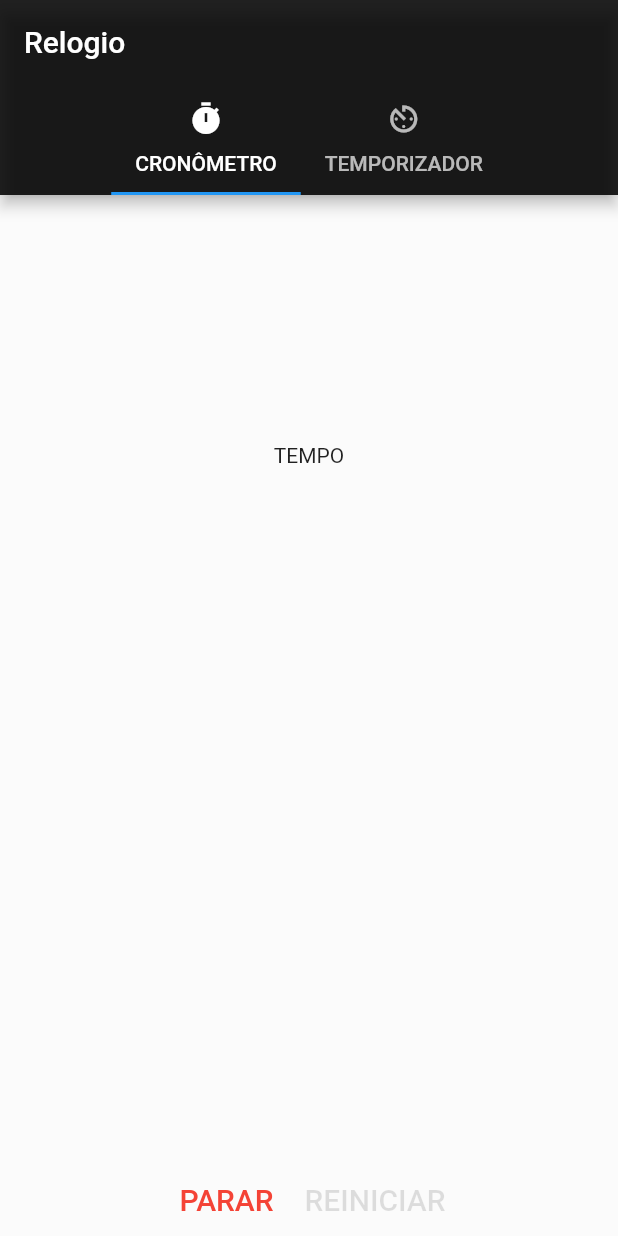
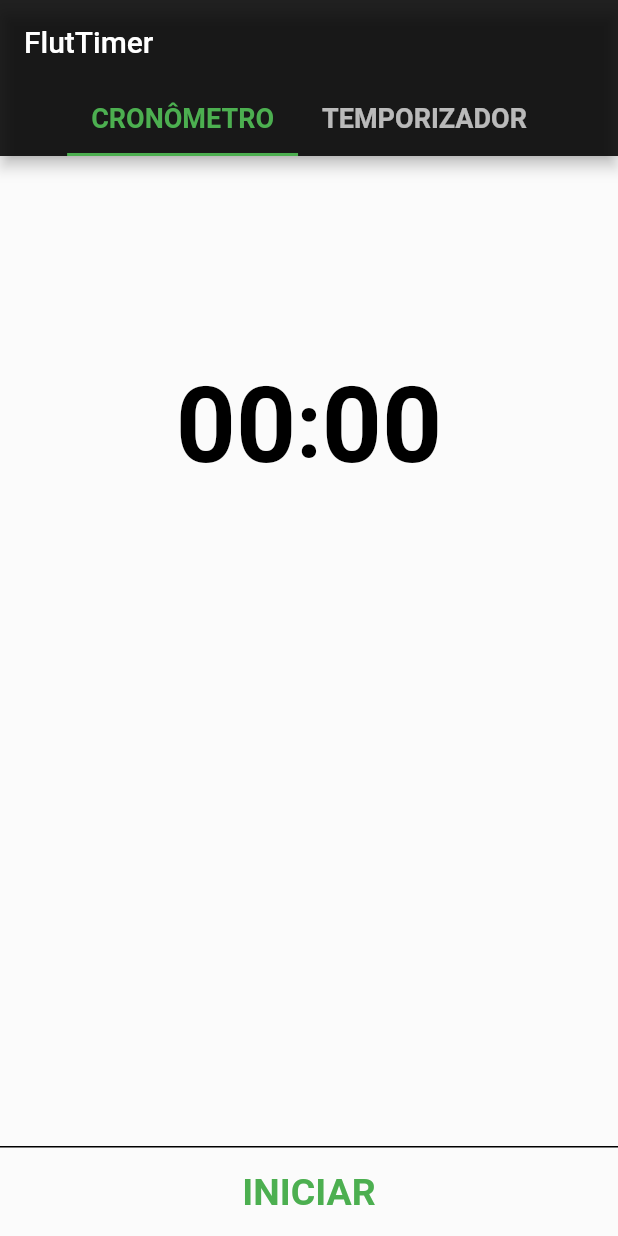
Before and after one commit to MrRosario/Flut_Timer, a Flutter app: the screen it shows after launch, on a phone screen of 412 x 824 dp. Run offline on Flutter 3.47's test engine with Material 2 defaults, Android fonts, the phone set to English and light mode, and no system bars.

Commit message:
time stop

```diff
--- a/lib/main.dart
+++ b/lib/main.dart
@@ -28,11 +28,17 @@ class Home extends StatelessWidget {
       child: Scaffold(
         appBar: AppBar(
           backgroundColor: Colors.black87,
-          title: Text("Relogio"),
-          bottom: TabBar(isScrollable: true, tabs: [
-            Tab(icon: Icon(Icons.timer), text: "CRONÔMETRO"),
-            Tab(icon: Icon(Icons.av_timer), text: "TEMPORIZADOR")
-          ]),
+          title: Text("FlutTimer"),
+          bottom: TabBar(
+            isScrollable: true,
+            labelColor: Colors.green,
+            unselectedLabelColor:  Colors.white70,
+            indicatorColor: Colors.green,
+            labelStyle: TextStyle(fontSize: 18.0, fontWeight: FontWeight.w600),
+            tabs: [
+              Tab(text: "CRONÔMETRO", ),
+              Tab(text: "TEMPORIZADOR")
+            ]),
         ),
         body: TabBarView(children: [StopWatch(), CountDown()]),
       ),
--- a/lib/views/count_down.dart
+++ b/lib/views/count_down.dart
@@ -10,7 +10,7 @@ class _CountDownState extends State<CountDown> {
   Widget build(BuildContext context) {
     return Container(
       child: Center(
-        child: Text("CONTAGEM REGRESSIVA"),
+        child: Text("CONTAGEM REGRESSIVA", style: TextStyle(fontSize: 25.0, fontWeight: FontWeight.w600),),
       ),
     );
   }
--- a/lib/views/stop_watch.dart
+++ b/lib/views/stop_watch.dart
@@ -1,5 +1,4 @@
-import 'dart:ffi';
-
+import 'dart:async';
 import 'package:flutter/material.dart';
 
 class StopWatch extends StatefulWidget {
@@ -8,6 +7,68 @@ class StopWatch extends StatefulWidget {
 }
 
 class _StopWatchState extends State<StopWatch> {
+  Timer _stopWatch;
+  bool _isStarted = false;
+
+  Color redClr = Colors.red;
+  Color blackClr = Colors.black;
+  Color greenLimeClr = Colors.green;
+
+  String _stopLabel =  "PARAR";
+
+  int min = 0;
+  int seg = 0;
+
+
+  void _startTime() {
+
+    min %= 60;
+    seg %= 60;
+
+    setState(() {
+      seg++;
+      if(seg == 60){
+        min += 1;
+      }
+    });
+    print('Minuts: $min');
+    print('Seconds: $seg');
+  }
+
+  void _restartTime(){
+    _stopWatch.cancel();
+    _isStarted = false;
+
+    setState(() {
+      min = 0;
+      seg = 0;
+
+      _stopLabel = "PARAR";
+      redClr = Colors.red;
+
+    });
+  }
+
+  void _stopTime(){
+
+    setState(() {
+      _stopWatch.cancel();
+      _stopLabel = "CONTINUAR";
+      redClr = Colors.green;
+    });
+
+  }
+
+  void _continueTime(){
+
+    setState(() {
+      _stopWatch = Timer.periodic(Duration(seconds: 1), (Timer time) => _startTime());
+      _stopLabel = "PARAR";
+      redClr = Colors.red;
+    });
+
+  }
+
   @override
   Widget build(BuildContext context) {
     return Container(
@@ -19,55 +80,102 @@ class _StopWatchState extends State<StopWatch> {
           Expanded(
             child: Align(
               alignment: Alignment.center,
-              child: Text("TEMPO"),
-            )),
+              child: timeContainer(min, seg),
+            )
+          ),
           Expanded(
             child: Align(
               alignment: Alignment.bottomCenter,
-              child: ButtonsContainer(),
-            ))
+              child: buttonsContainer(_isStarted),
+            )
+          )
         ],
-        ));
-  }
+      )
+    );
   }
 
-Widget ButtonsContainer() {
-  final Color RedClr = Colors.red;
-  final Color BlackClr = Colors.black12;
-  final Color GreenClr = Colors.green;
-  final Color GreenLimeClr = Colors.green[300];
-
-  bool isStarted = false;
+  Widget buttonsContainer(bool _isStarted) {
 
     return Container(
-    child: Row(mainAxisAlignment: MainAxisAlignment.center, children: [
-      isStarted ? textButton("INICIAR", GreenLimeClr) : textButtonCont(),
+      height: 60.0,
+      decoration:  BoxDecoration(
+        border: Border(
+          top: BorderSide(
+            color: Colors.black,
+            width: 1.0
+          )
+        ),
+      ),
+      child: Row(
+        mainAxisAlignment: MainAxisAlignment.center,
+        children: [
+          _isStarted
+          ? textButtonCont()
+          : textButton("INICIAR", greenLimeClr),
       ]),
+    );
+  }
+
+  Widget textButtonCont() {
+
+    return Container(
+      child: Row(
+        children: [
+          textButton(_stopLabel, redClr),
+          textButton("REINICIAR", blackClr)
+        ],
+      ),
     );
   }
 
   Widget textButton(String title, Color btnColor) {
     return FlatButton(
-    textColor: btnColor,
       padding: EdgeInsets.all(8.0),
-    onPressed: null,
+      onPressed: (){
+
+        switch(title){
+          case 'INICIAR':
+            _isStarted = true;
+            _stopWatch = Timer.periodic(Duration(seconds: 1), (Timer time) => _startTime());
+            break;
+          case 'PARAR':
+            _stopTime();
+            break;
+          case 'CONTINUAR':
+            _continueTime();
+            break;
+          case 'REINICIAR':
+            _restartTime();
+        }
+      },
       child: Text(
         title,
-      style: TextStyle(fontSize: 20.0),
+        style: TextStyle(fontSize: 25.0, fontWeight: FontWeight.bold, color: btnColor),
       ),
     );
   }
 
-Widget textButtonCont() {
-  final Color RedClr = Colors.red;
-  final Color BlackClr = Colors.black12;
-
+  Widget timeContainer(int min, int seg) {
     return Container(
       child: Row(
+        mainAxisAlignment: MainAxisAlignment.center,
         children: [
-        textButton("PARAR", RedClr),
-        textButton("REINICIAR", BlackClr)
+          timeItem(min),
+          Text(":", style: TextStyle(color: Colors.black, fontSize: 60.0, fontWeight: FontWeight.bold )),
+          timeItem(seg)
         ],
       ),
     );
   }
+
+  Widget timeItem(int timeType) {
+    return Text(
+      timeType < 10 ? '0$timeType' : '$timeType',
+      style: TextStyle(
+        color: Colors.black,
+        fontSize: 70.0,
+        fontWeight: FontWeight.bold
+      )
+    );
+  }
+}
```
Lines whose indentation alone changed are shown as unchanged.
